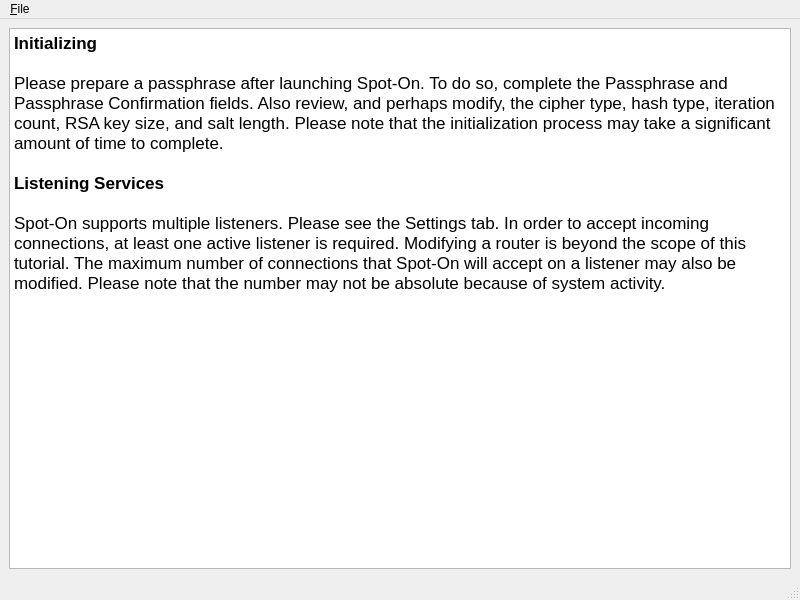
This is UI/docviewer.ui in xloem/spot-on-svn as Qt 5 draws it before an edit. The edited form follows.
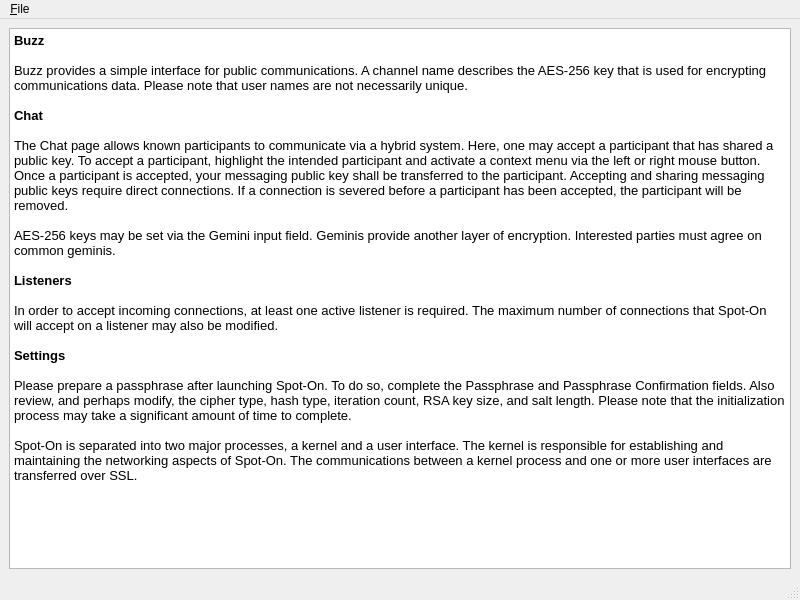
This is the edited form. Icons and pictures are not drawn.

Patch:
```diff
--- a/UI/docviewer.ui
+++ b/UI/docviewer.ui
@@ -26,14 +26,26 @@
 &lt;html&gt;&lt;head&gt;&lt;meta name=&quot;qrichtext&quot; content=&quot;1&quot; /&gt;&lt;style type=&quot;text/css&quot;&gt;
 p, li { white-space: pre-wrap; }
 &lt;/style&gt;&lt;/head&gt;&lt;body style=&quot; font-family:'Sans'; font-size:10pt; font-weight:400; font-style:normal;&quot;&gt;
-&lt;p style=&quot; margin-top:0px; margin-bottom:0px; margin-left:0px; margin-right:0px; -qt-block-indent:0; text-indent:0px;&quot;&gt;&lt;span style=&quot; font-family:'Lucida Grande'; font-size:13pt; font-weight:600;&quot;&gt;Initializing&lt;/span&gt;&lt;/p&gt;
-&lt;p style=&quot;-qt-paragraph-type:empty; margin-top:0px; margin-bottom:0px; margin-left:0px; margin-right:0px; -qt-block-indent:0; text-indent:0px; font-family:'Lucida Grande'; font-size:13pt;&quot;&gt;&lt;br /&gt;&lt;/p&gt;
-&lt;p style=&quot; margin-top:0px; margin-bottom:0px; margin-left:0px; margin-right:0px; -qt-block-indent:0; text-indent:0px;&quot;&gt;&lt;span style=&quot; font-family:'Lucida Grande'; font-size:13pt;&quot;&gt;Please prepare a passphrase after launching Spot-On. To do so, complete the Passphrase and Passphrase Confirmation fields. Also review, and perhaps modify, the cipher type, hash type, iteration count, RSA key size, and salt length. Please note that the initialization process may take a significant amount of time to complete.&lt;/span&gt;&lt;/p&gt;
-&lt;p style=&quot;-qt-paragraph-type:empty; margin-top:0px; margin-bottom:0px; margin-left:0px; margin-right:0px; -qt-block-indent:0; text-indent:0px; font-family:'Lucida Grande'; font-size:13pt;&quot;&gt;&lt;br /&gt;&lt;/p&gt;
-&lt;p style=&quot; margin-top:0px; margin-bottom:0px; margin-left:0px; margin-right:0px; -qt-block-indent:0; text-indent:0px;&quot;&gt;&lt;span style=&quot; font-family:'Lucida Grande'; font-size:13pt; font-weight:600;&quot;&gt;Listening Services&lt;/span&gt;&lt;/p&gt;
-&lt;p style=&quot;-qt-paragraph-type:empty; margin-top:0px; margin-bottom:0px; margin-left:0px; margin-right:0px; -qt-block-indent:0; text-indent:0px; font-family:'Lucida Grande'; font-size:13pt;&quot;&gt;&lt;br /&gt;&lt;/p&gt;
-&lt;p style=&quot; margin-top:0px; margin-bottom:0px; margin-left:0px; margin-right:0px; -qt-block-indent:0; text-indent:0px;&quot;&gt;&lt;span style=&quot; font-family:'Lucida Grande'; font-size:13pt;&quot;&gt;Spot-On supports multiple listeners. Please see the Settings tab. In order to accept incoming connections, at least one active listener is required. Modifying a router is beyond the scope of this tutorial. The maximum number of connections that Spot-On will accept on a listener may also be modified. Please note that the number may not be absolute because of system activity.&lt;/span&gt;&lt;/p&gt;
-&lt;p style=&quot;-qt-paragraph-type:empty; margin-top:0px; margin-bottom:0px; margin-left:0px; margin-right:0px; -qt-block-indent:0; text-indent:0px; font-family:'Lucida Grande'; font-size:13pt;&quot;&gt;&lt;br /&gt;&lt;/p&gt;&lt;/body&gt;&lt;/html&gt;</string>
+&lt;p style=&quot; margin-top:0px; margin-bottom:0px; margin-left:0px; margin-right:0px; -qt-block-indent:0; text-indent:0px;&quot;&gt;&lt;span style=&quot; font-weight:600;&quot;&gt;Buzz&lt;/span&gt;&lt;/p&gt;
+&lt;p style=&quot;-qt-paragraph-type:empty; margin-top:0px; margin-bottom:0px; margin-left:0px; margin-right:0px; -qt-block-indent:0; text-indent:0px;&quot;&gt;&lt;br /&gt;&lt;/p&gt;
+&lt;p style=&quot; margin-top:0px; margin-bottom:0px; margin-left:0px; margin-right:0px; -qt-block-indent:0; text-indent:0px;&quot;&gt;Buzz provides a simple interface for public communications. A channel name describes the AES-256 key that is used for encrypting communications data. Please note that user names are not necessarily unique.&lt;/p&gt;
+&lt;p style=&quot;-qt-paragraph-type:empty; margin-top:0px; margin-bottom:0px; margin-left:0px; margin-right:0px; -qt-block-indent:0; text-indent:0px; font-family:'Lucida Grande'; font-weight:600;&quot;&gt;&lt;br /&gt;&lt;/p&gt;
+&lt;p style=&quot; margin-top:0px; margin-bottom:0px; margin-left:0px; margin-right:0px; -qt-block-indent:0; text-indent:0px;&quot;&gt;&lt;span style=&quot; font-family:'Lucida Grande'; font-weight:600;&quot;&gt;Chat&lt;/span&gt;&lt;/p&gt;
+&lt;p style=&quot;-qt-paragraph-type:empty; margin-top:0px; margin-bottom:0px; margin-left:0px; margin-right:0px; -qt-block-indent:0; text-indent:0px; font-family:'Lucida Grande';&quot;&gt;&lt;br /&gt;&lt;/p&gt;
+&lt;p style=&quot; margin-top:0px; margin-bottom:0px; margin-left:0px; margin-right:0px; -qt-block-indent:0; text-indent:0px;&quot;&gt;&lt;span style=&quot; font-family:'Lucida Grande';&quot;&gt;The Chat page allows known participants to communicate via a hybrid system. Here, one may accept a participant that has shared a public key. To accept a participant, highlight the intended participant and activate a context menu via the left or right mouse button. Once a participant is accepted, your messaging public key shall be transferred to the participant. Accepting and sharing messaging public keys require direct connections. If a connection is severed before a participant has been accepted, the participant will be removed.&lt;/span&gt;&lt;/p&gt;
+&lt;p style=&quot;-qt-paragraph-type:empty; margin-top:0px; margin-bottom:0px; margin-left:0px; margin-right:0px; -qt-block-indent:0; text-indent:0px; font-family:'Lucida Grande';&quot;&gt;&lt;br /&gt;&lt;/p&gt;
+&lt;p style=&quot; margin-top:0px; margin-bottom:0px; margin-left:0px; margin-right:0px; -qt-block-indent:0; text-indent:0px;&quot;&gt;&lt;span style=&quot; font-family:'Lucida Grande';&quot;&gt;AES-256 keys may be set via the Gemini input field. Geminis provide another layer of encryption. Interested parties must agree on common geminis.&lt;/span&gt;&lt;/p&gt;
+&lt;p style=&quot;-qt-paragraph-type:empty; margin-top:0px; margin-bottom:0px; margin-left:0px; margin-right:0px; -qt-block-indent:0; text-indent:0px; font-family:'Lucida Grande';&quot;&gt;&lt;br /&gt;&lt;/p&gt;
+&lt;p style=&quot; margin-top:0px; margin-bottom:0px; margin-left:0px; margin-right:0px; -qt-block-indent:0; text-indent:0px;&quot;&gt;&lt;span style=&quot; font-family:'Lucida Grande'; font-weight:600;&quot;&gt;Listeners&lt;/span&gt;&lt;/p&gt;
+&lt;p style=&quot;-qt-paragraph-type:empty; margin-top:0px; margin-bottom:0px; margin-left:0px; margin-right:0px; -qt-block-indent:0; text-indent:0px; font-family:'Lucida Grande';&quot;&gt;&lt;br /&gt;&lt;/p&gt;
+&lt;p style=&quot; margin-top:0px; margin-bottom:0px; margin-left:0px; margin-right:0px; -qt-block-indent:0; text-indent:0px;&quot;&gt;&lt;span style=&quot; font-family:'Lucida Grande';&quot;&gt;In order to accept incoming connections, at least one active listener is required. The maximum number of connections that Spot-On will accept on a listener may also be modified.&lt;/span&gt;&lt;/p&gt;
+&lt;p style=&quot;-qt-paragraph-type:empty; margin-top:0px; margin-bottom:0px; margin-left:0px; margin-right:0px; -qt-block-indent:0; text-indent:0px; font-family:'Lucida Grande';&quot;&gt;&lt;br /&gt;&lt;/p&gt;
+&lt;p style=&quot; margin-top:0px; margin-bottom:0px; margin-left:0px; margin-right:0px; -qt-block-indent:0; text-indent:0px;&quot;&gt;&lt;span style=&quot; font-family:'Lucida Grande'; font-weight:600;&quot;&gt;Settings&lt;/span&gt;&lt;/p&gt;
+&lt;p style=&quot;-qt-paragraph-type:empty; margin-top:0px; margin-bottom:0px; margin-left:0px; margin-right:0px; -qt-block-indent:0; text-indent:0px; font-family:'Lucida Grande';&quot;&gt;&lt;br /&gt;&lt;/p&gt;
+&lt;p style=&quot; margin-top:0px; margin-bottom:0px; margin-left:0px; margin-right:0px; -qt-block-indent:0; text-indent:0px;&quot;&gt;&lt;span style=&quot; font-family:'Lucida Grande';&quot;&gt;Please prepare a passphrase after launching Spot-On. To do so, complete the Passphrase and Passphrase Confirmation fields. Also review, and perhaps modify, the cipher type, hash type, iteration count, RSA key size, and salt length. Please note that the initialization process may take a significant amount of time to complete.&lt;/span&gt;&lt;/p&gt;
+&lt;p style=&quot;-qt-paragraph-type:empty; margin-top:0px; margin-bottom:0px; margin-left:0px; margin-right:0px; -qt-block-indent:0; text-indent:0px; font-family:'Lucida Grande';&quot;&gt;&lt;br /&gt;&lt;/p&gt;
+&lt;p style=&quot; margin-top:0px; margin-bottom:0px; margin-left:0px; margin-right:0px; -qt-block-indent:0; text-indent:0px;&quot;&gt;&lt;span style=&quot; font-family:'Lucida Grande';&quot;&gt;Spot-On is separated into two major processes, a kernel and a user interface. The kernel is responsible for establishing and maintaining the networking aspects of Spot-On. The communications between a kernel process and one or more user interfaces are transferred over SSL.&lt;/span&gt;&lt;/p&gt;
+&lt;p style=&quot;-qt-paragraph-type:empty; margin-top:0px; margin-bottom:0px; margin-left:0px; margin-right:0px; -qt-block-indent:0; text-indent:0px; font-family:'Lucida Grande';&quot;&gt;&lt;br /&gt;&lt;/p&gt;&lt;/body&gt;&lt;/html&gt;</string>
       </property>
      </widget>
     </item>
```
